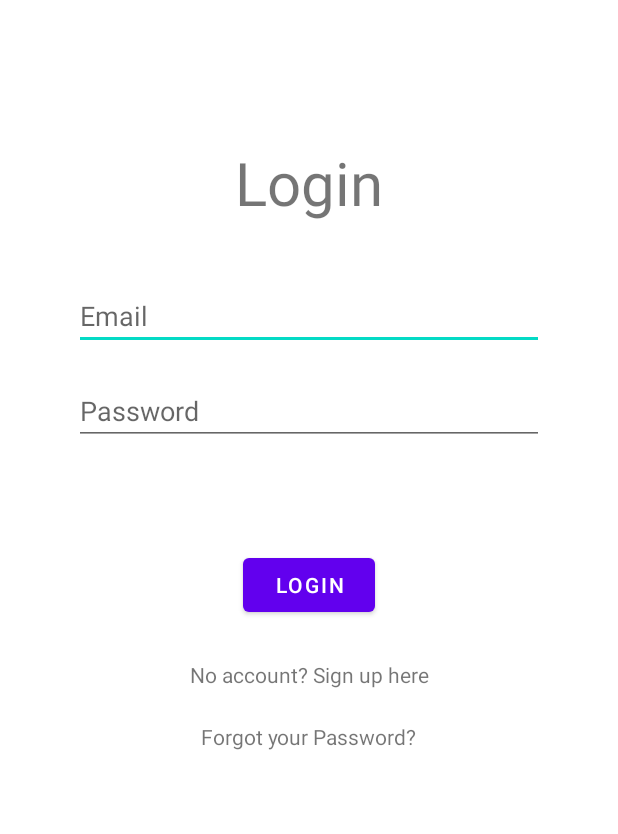
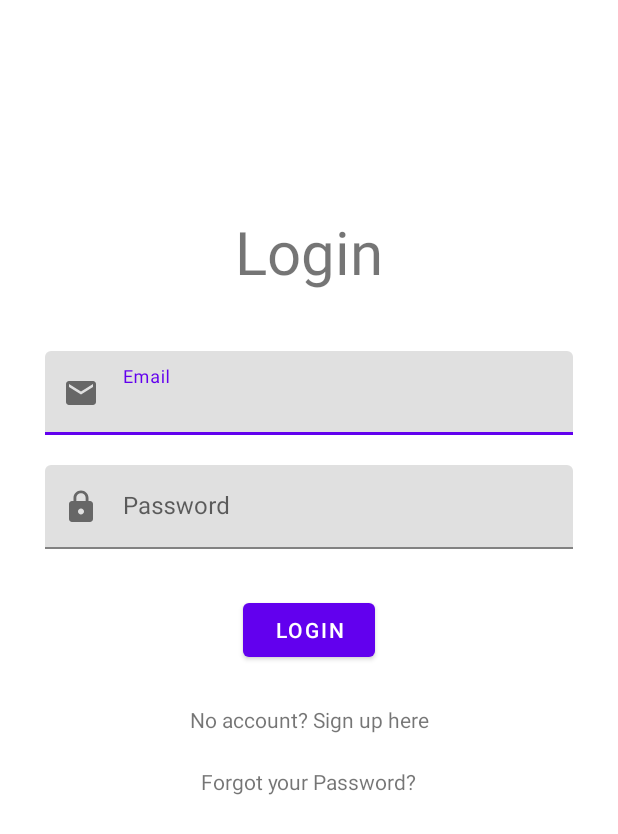
Before and after one commit to Aster0/IntuitionProj, an Android app: the screen it shows after launch (MainActivity), on a phone screen of 412 x 824 dp. Shown: the top 834 px of the screen. Run offline under Robolectric (Android 15) with nearby library versions, the phone set to English and light mode, and no system bars; our stand-ins replace Firebase (no records; nobody signed in at launch, a user with empty details on screens opened directly).

Commit message:
changed edittext to textinputlayout on login page

```diff
--- /dev/null
+++ b/app/src/main/res/drawable/ic_baseline_email_24.xml
@@ -0,0 +1,5 @@
+<vector android:height="24dp" android:tint="#FFFFFF"
+    android:viewportHeight="24" android:viewportWidth="24"
+    android:width="24dp" xmlns:android="http://schemas.android.com/apk/res/android">
+    <path android:fillColor="@android:color/white" android:pathData="M20,4L4,4c-1.1,0 -1.99,0.9 -1.99,2L2,18c0,1.1 0.9,2 2,2h16c1.1,0 2,-0.9 2,-2L22,6c0,-1.1 -0.9,-2 -2,-2zM20,8l-8,5 -8,-5L4,6l8,5 8,-5v2z"/>
+</vector>
--- /dev/null
+++ b/app/src/main/res/drawable/ic_baseline_lock_24.xml
@@ -0,0 +1,5 @@
+<vector android:height="24dp" android:tint="#FFFFFF"
+    android:viewportHeight="24" android:viewportWidth="24"
+    android:width="24dp" xmlns:android="http://schemas.android.com/apk/res/android">
+    <path android:fillColor="@android:color/white" android:pathData="M18,8h-1L17,6c0,-2.76 -2.24,-5 -5,-5S7,3.24 7,6v2L6,8c-1.1,0 -2,0.9 -2,2v10c0,1.1 0.9,2 2,2h12c1.1,0 2,-0.9 2,-2L20,10c0,-1.1 -0.9,-2 -2,-2zM12,17c-1.1,0 -2,-0.9 -2,-2s0.9,-2 2,-2 2,0.9 2,2 -0.9,2 -2,2zM15.1,8L8.9,8L8.9,6c0,-1.71 1.39,-3.1 3.1,-3.1 1.71,0 3.1,1.39 3.1,3.1v2z"/>
+</vector>
--- a/app/src/main/res/layout/activity_main.xml
+++ b/app/src/main/res/layout/activity_main.xml
@@ -14,53 +14,59 @@
         android:layout_marginBottom="39dp"
         android:text="Login"
         android:textSize="40sp"
-        app:layout_constraintBottom_toTopOf="@+id/input_email"
+        app:layout_constraintBottom_toTopOf="@+id/field_email"
         app:layout_constraintEnd_toEndOf="parent"
         app:layout_constraintStart_toStartOf="parent" />
 
-    <EditText
-        android:id="@+id/input_email"
-        android:layout_width="0dp"
+    <com.google.android.material.textfield.TextInputLayout
+        android:id="@+id/field_email"
+        android:layout_width="match_parent"
         android:layout_height="wrap_content"
-        android:layout_marginHorizontal="50dp"
-        android:layout_marginStart="49dp"
-        android:layout_marginLeft="49dp"
-        android:layout_marginTop="188dp"
-        android:layout_marginEnd="49dp"
-        android:layout_marginRight="49dp"
-        android:ems="10"
-        android:hint="Email"
-        android:inputType="textEmailAddress"
+        android:layout_marginHorizontal="30dp"
+        android:layout_marginBottom="300dp"
+        app:startIconDrawable="@drawable/ic_baseline_email_24"
+        app:endIconMode="clear_text"
+        app:layout_constraintBottom_toBottomOf="parent"
         app:layout_constraintEnd_toEndOf="parent"
         app:layout_constraintStart_toStartOf="parent"
-        app:layout_constraintTop_toTopOf="parent" />
+        app:layout_constraintTop_toTopOf="parent">
 
-    <EditText
-        android:id="@+id/input_password"
-        android:layout_width="0dp"
+        <com.google.android.material.textfield.TextInputEditText
+            android:id="@+id/input_email"
+            android:layout_width="match_parent"
+            android:layout_height="wrap_content"
+            android:hint="Email" />
+    </com.google.android.material.textfield.TextInputLayout>
+
+    <com.google.android.material.textfield.TextInputLayout
+        android:id="@+id/field_password"
+        android:layout_width="match_parent"
         android:layout_height="wrap_content"
-        android:layout_marginHorizontal="50dp"
-        android:layout_marginStart="49dp"
-        android:layout_marginLeft="49dp"
-        android:layout_marginTop="18dp"
-        android:layout_marginEnd="49dp"
-        android:layout_marginRight="49dp"
-        android:ems="10"
-        android:hint="Password"
-        android:inputType="textPassword"
+        android:layout_marginTop="20dp"
+        android:layout_marginHorizontal="30dp"
         app:layout_constraintEnd_toEndOf="parent"
+        app:startIconDrawable="@drawable/ic_baseline_lock_24"
+        app:endIconMode="clear_text"
         app:layout_constraintStart_toStartOf="parent"
-        app:layout_constraintTop_toBottomOf="@+id/input_email" />
+        app:layout_constraintTop_toBottomOf="@+id/field_email">
+
+        <com.google.android.material.textfield.TextInputEditText
+            android:id="@+id/input_password"
+            android:layout_width="match_parent"
+            android:layout_height="wrap_content"
+            android:inputType="textPassword"
+            android:hint="Password" />
+    </com.google.android.material.textfield.TextInputLayout>
 
     <Button
         android:id="@+id/btn_Login"
         android:layout_width="wrap_content"
         android:layout_height="wrap_content"
-        android:layout_marginTop="69dp"
+        android:layout_marginTop="30dp"
         android:text="LOGIN"
         app:layout_constraintEnd_toEndOf="parent"
         app:layout_constraintStart_toStartOf="parent"
-        app:layout_constraintTop_toBottomOf="@+id/input_password" />
+        app:layout_constraintTop_toBottomOf="@+id/field_password" />
 
     <TextView
         android:id="@+id/btn_SignUp_Page"
@@ -84,4 +90,6 @@
         app:layout_constraintStart_toStartOf="parent"
         app:layout_constraintTop_toBottomOf="@+id/btn_SignUp_Page" />
 
+
+
 </androidx.constraintlayout.widget.ConstraintLayout>
```
